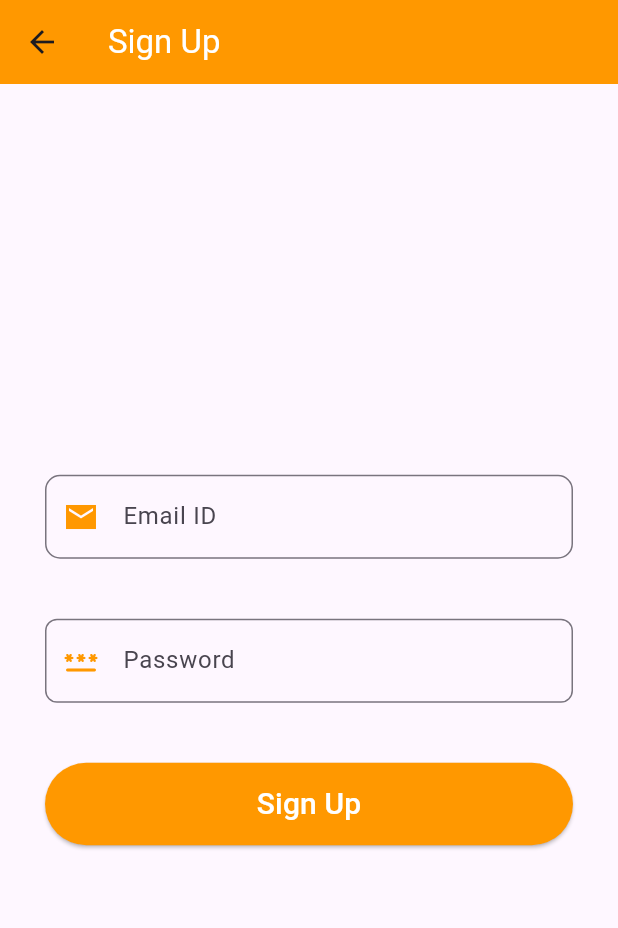
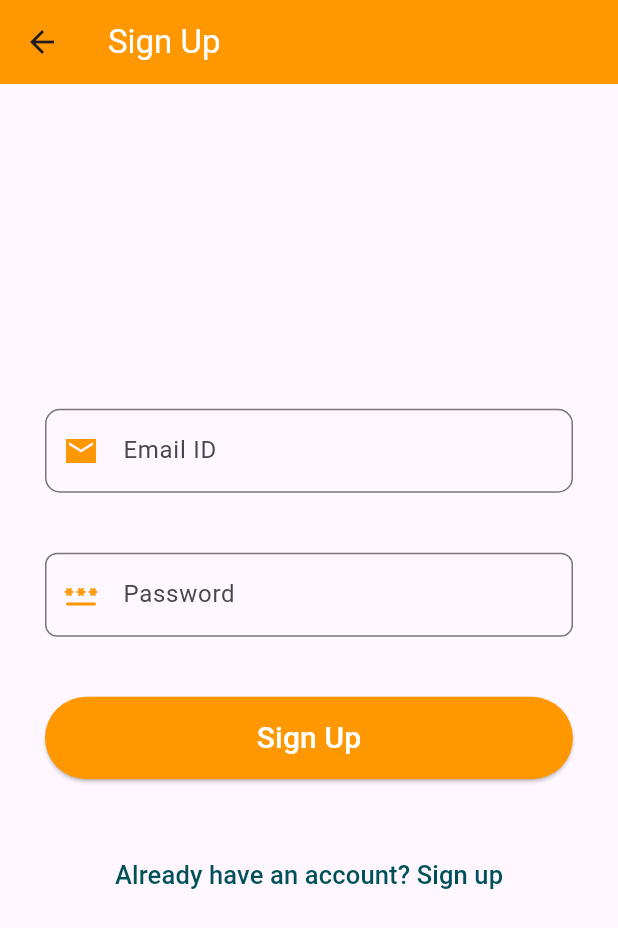
Before and after one commit to BRL-TRAINEES/Anshika_app, a Flutter app: the screen it shows after launch, after a tap on "SignUp", on a phone screen of 412 x 824 dp. Shown: the top 928 px of the screen. Run offline on Flutter 3.47's test engine with Material 3 defaults, Android fonts, the phone set to English and light mode, and no system bars; our stand-ins replace firebase_auth, firebase_core, get; accounts and stored records are empty; network calls fail.

Commit message:
issue solved

```diff
--- a/lib/main.dart
+++ b/lib/main.dart
@@ -5,19 +5,21 @@ import 'package:form/pages/Wrapper.dart';
 import 'package:get/get.dart';
 
 void main()async{
-  WidgetsFlutterBinding.ensureInitialized();
-  await Firebase.initializeApp();
-  runApp(const MyApp());
+  WidgetsFlutterBinding.ensureInitialized(); // is a method that ensures that the WidgetsBinding instance is properly initialized before Flutter framework is used.
+  await Firebase.initializeApp();  // services that firebase is provide should be intialized before intialization of our app
+  runApp(const MyApp());   // now app will run
 }
+
 
 class MyApp extends StatelessWidget {
   const MyApp({super.key});
 
   @override
-  Widget build(BuildContext context) {
-    return GetMaterialApp(
+  Widget build(BuildContext context) {  // this builds the UI of the widgets
+    return GetMaterialApp(   // uses GetMaterial not Material wheneven we want to access methods of GEtX - getx-simple liberary that provides direct methods to go to any other screen and some popup methods to display any notification
       title: 'Form App',
-      home:Wrapper(),
+      home:Wrapper(),    //The Wrapper widget serves as the starting point of the app, which checks the user's authentication state and decides which screen to display.
+
     );
   }
 }
--- a/lib/pages/Home.dart
+++ b/lib/pages/Home.dart
@@ -1,6 +1,5 @@
 import 'package:firebase_auth/firebase_auth.dart';
 import 'package:flutter/material.dart';
-
 
 class Home extends StatefulWidget {
   const Home({super.key});
@@ -11,9 +10,11 @@ class Home extends StatefulWidget {
 
 class _HomeState extends State<Home> {
   @override
+
  void signout()async{
     await FirebaseAuth.instance.signOut();
   }
+
   Widget build(BuildContext context) {
 
     return Scaffold(
--- a/lib/pages/Login.dart
+++ b/lib/pages/Login.dart
@@ -12,7 +12,8 @@ class LoginPage extends StatefulWidget {
 }
 
 class _LoginPageState extends State<LoginPage> {
-  final _formKey = GlobalKey<FormState>();  //that validates the saves the form
+  final _formKey = GlobalKey<FormState>();  //that validates and saves the form and uniquely identifies the forms
+
   TextEditingController email = TextEditingController();
   TextEditingController password = TextEditingController();
 
@@ -22,12 +23,15 @@ class _LoginPageState extends State<LoginPage> {
      setState(() {
        isloading=true;
      });
+
      try{
-       await FirebaseAuth.instance.signInWithEmailAndPassword(email: email.text, password: password.text); //jaise hi yha login hua wrapper me stream changes observe krega toh snapshot aaygaa then abh snapshot pe data h toh hum homePage show krenge
+       await FirebaseAuth.instance.signInWithEmailAndPassword(email: email.text, password: password.text).then((value)=>{
+       Get.snackbar("Dear User!","Register Successful",backgroundColor: Colors.white),
+       });    //jaise hi yha login hua wrapper me stream changes observe krega toh snapshot aaygaa then abh snapshot pe data h toh hum homePage show krenge
      }on FirebaseAuthException catch(e){  //for firebase auth errors
-Get.snackbar("error msg",e.code);
+Get.snackbar("error msg",e.code,backgroundColor: Colors.white);
      }catch(e){  //for flutter errors
-Get.snackbar(('error msg'), e.toString());
+Get.snackbar(('error msg'), e.toString(),backgroundColor: Colors.white);
      }
 setState(() {
   isloading=false;
@@ -48,19 +52,14 @@ setState(() {
           child: Form(
             key: _formKey,
             child: OverflowBar(
-              overflowSpacing:40, //set space of 20 between all the widgets present in it
+              overflowSpacing:30, //set space of 20 between all the widgets present in it
               children: [
                 TextFormField(
-                  validator: (value){
-                    if(value==null || value.isEmpty){
-                      return 'Please Enter valid Email';
-                    }
-                    return null;
-                  },
+
+
                   controller: email,
                   cursorColor: Colors.green,
                   decoration:  InputDecoration(
-
                     labelText:'Email ID',
                     prefixIcon: Icon(Icons.email_sharp),
                     prefixIconColor: Color.fromRGBO(0, 80, 90, 1),
@@ -73,20 +72,14 @@ setState(() {
 
                 TextFormField(
                   controller: password,
-                  validator: (value){
-                    if(value==null || value.isEmpty){
-                      return 'Please Enter Password';
-                    }
-                    return null;
-                  },
                   cursorColor: Colors.green,
+                  obscureText: true,
                   decoration:  InputDecoration(
-
                     labelText:'Password',
                     prefixIcon: Icon(Icons.password_sharp),
                     prefixIconColor: Color.fromRGBO(0, 80, 90, 1),
                     border: OutlineInputBorder(
-                        borderSide: BorderSide(color: Color.fromRGBO(0, 80, 90, 1),width: 3),
+                        borderSide: BorderSide(color: Color.fromRGBO(0, 10, 90, 1),width: 3),
                         borderRadius: BorderRadius.circular(10)
                     ),
                   ),
@@ -104,6 +97,7 @@ setState(() {
                     onPressed:logIn,
                   ),
                 ),
+                Text('Don\'t have an account?'),
                 SizedBox(
                   width: double.infinity,
                   height:
--- a/lib/pages/Signup.dart
+++ b/lib/pages/Signup.dart
@@ -1,8 +1,12 @@
+
+
+// error msg aa hi rha h chhae sign up new id se ho yaaa purene se hi , valid mail,password dalne h
 
 import 'package:firebase_auth/firebase_auth.dart';
 import 'package:flutter/material.dart';
 import 'package:get/get.dart';
-import 'Wrapper.dart';
+import 'Verify.dart';
+import 'Login.dart';
 
 class Signup extends StatefulWidget {
   const Signup({super.key});
@@ -16,39 +20,41 @@ class _SignupState extends State<Signup> {
   TextEditingController email= TextEditingController();
   TextEditingController password = TextEditingController();
 
-  String passwordStrength = '';
+ bool isloading = false;
 
-  void checkPasswordStrength(String password) {
-
-    if (password.length > 8 || (password.length > 6 &&
-        RegExp(r'[!@#\$%^&*(),.?":{}|<>]').hasMatch(password) &&
-        RegExp(r'[A-Z]').hasMatch(password))) {
+    signIn() async {
       setState(() {
-        passwordStrength = 'Strong Password';
+        isloading = true;
       });
-    } else {
+    try{
+      await FirebaseAuth.instance.createUserWithEmailAndPassword(
+          email: email.text, password: password.text); //jaise hi yha login hua wrapper me stream changes observe krega toh snapshot aaygaa then abh snapshot pe data h toh hum homePage show krenge
+      Get.offAll(()=>Verify());
+    }on FirebaseAuthException catch(e){  //for firebase auth errors
+      Get.snackbar("error msg",e.code,backgroundColor: Colors.white);
+    }catch(e){  //for flutter errors
+      Get.snackbar(('error msg'), e.toString(),backgroundColor: Colors.white);
+    }
         setState(() {
-        passwordStrength = 'Weak Password!';
-      }
-      );
-    }
-  }
-    signup() async {
-      await FirebaseAuth.instance.createUserWithEmailAndPassword(
-        email: email.text,
-        password: password.text,
-      );
-      Get.offAll(()=>Wrapper());
+          isloading = false;
+        });
     }
 
   @override
   Widget build(BuildContext context) {
-    return Scaffold(
+    final _formKey = GlobalKey<FormState>();
+    return Form(
+      key: _formKey,
+      child: Scaffold(
         appBar: AppBar(
           backgroundColor: Colors.orange,
           title: Text('Sign Up' , style: TextStyle(color: Colors.white),),
         ),
-      body: Center(
+        body: isloading
+            ? Center(
+          child: CircularProgressIndicator(),
+        )
+            :Center(
           child: Padding(
             padding: const EdgeInsets.all(30.0),
 
@@ -77,6 +83,7 @@ class _SignupState extends State<Signup> {
 
                 TextFormField(
                   controller: password,
+                  obscureText: true,
                   validator: (value){
                     if(value==null || value.isEmpty){
                       return 'Please Enter valid password';
@@ -93,6 +100,7 @@ class _SignupState extends State<Signup> {
                     ),
                   ),
                 ),
+
                 SizedBox(
                   width: double.infinity,
                   height: 55,
@@ -102,10 +110,23 @@ class _SignupState extends State<Signup> {
                       backgroundColor: Colors.orange,
                     ),
                     child: const Text('Sign Up',style: TextStyle(color: Colors.white,fontSize: 20),),
-                  onPressed:(()=>signup()),
+                    onPressed:(()=>signIn()),
                   ),
                 ),
+
+                Row(
+                  mainAxisAlignment: MainAxisAlignment.center,
+                  children: [
+                    TextButton(
+                      child: const Text('Already have an account? Sign up',style: TextStyle(color: Color.fromRGBO(0, 80, 90, 1),fontSize: 17),),
+                      onPressed: (){
+                        Get.to(()=>LoginPage());
+                      },
+                    ),
                   ],
+                ),
+              ],
+            ),
           ),
         ),
       ),
--- a/lib/pages/Wrapper.dart
+++ b/lib/pages/Wrapper.dart
@@ -5,7 +5,7 @@ import 'package:form/pages/Login.dart';
 import 'package:form/pages/Verify.dart';
 
 class Wrapper extends StatefulWidget {
-  const Wrapper({super.key});
+  const Wrapper({super.key});  // Constractor of wrapper accepts the key that identify the define widgets from widgets tree
 
   @override
   State<Wrapper> createState() => _WrapperState();
@@ -14,21 +14,23 @@ class Wrapper extends StatefulWidget {
 class _WrapperState extends State<Wrapper> {
   @override
 
-  Widget build(BuildContext context) {
+  Widget build(BuildContext context) {  //builder build the screen UI according to the user authentication process
     return Scaffold(
-      body: StreamBuilder(stream: FirebaseAuth.instance.authStateChanges(),
-          builder: (context,snapshot){  // builder have all the snapshot of data
-           if(snapshot.hasData) { //first check if snapshot has data then check
-             print(snapshot.data);
-             if (snapshot.data!.emailVerified) { //then check is email verified at that mail
-               return Home();  //if yes go to home
-             } else {
-               return Verify();
-             }
-           }else {
-               return LoginPage();  //if snapshot have no data then go to login page
-    }
-          },),
+      body: StreamBuilder(   //StreamBuilder are powerful widgets that we mostly used with firebase that builds the UI that reacts to changes in data
+        stream: FirebaseAuth.instance.authStateChanges(),  //in streambuilder : sink is input and stream is output
+        builder: (context, snapshot) {
+          if (snapshot.hasData) {
+            if (snapshot.data!.emailVerified) {
+              return Home();
+            } else {
+              return Verify();
+            }
+          } else {
+            return LoginPage();
+          }
+        },),
     );
   }
 }
+
+//! in dart used to indicates that data is not null
```
Also changed, not shown: lib/pages/Forgot.dart (+13 -3 lines), lib/pages/Verify.dart (+9 -6 lines). Lines whose indentation alone changed are shown as unchanged.
